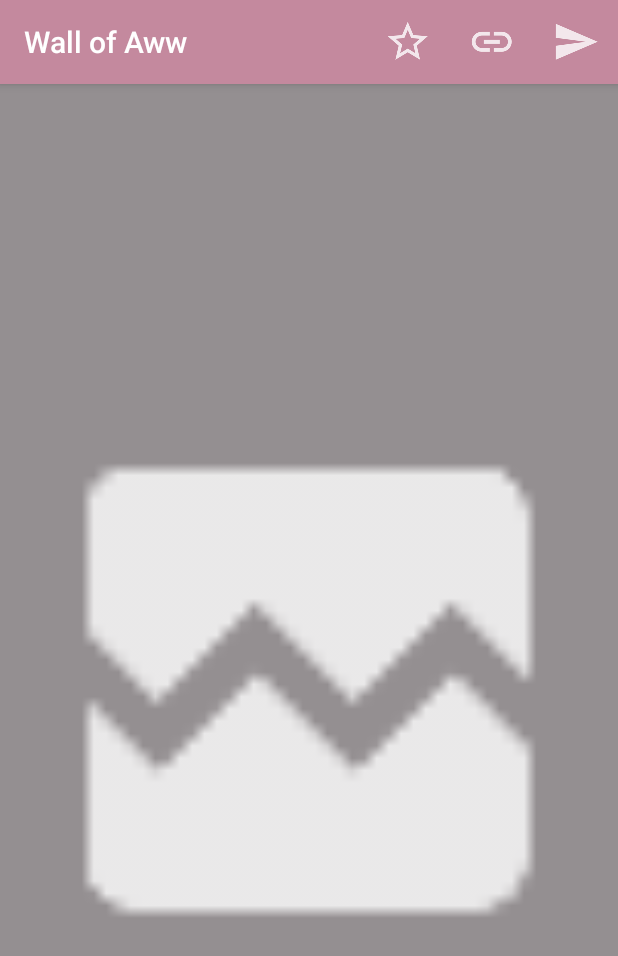
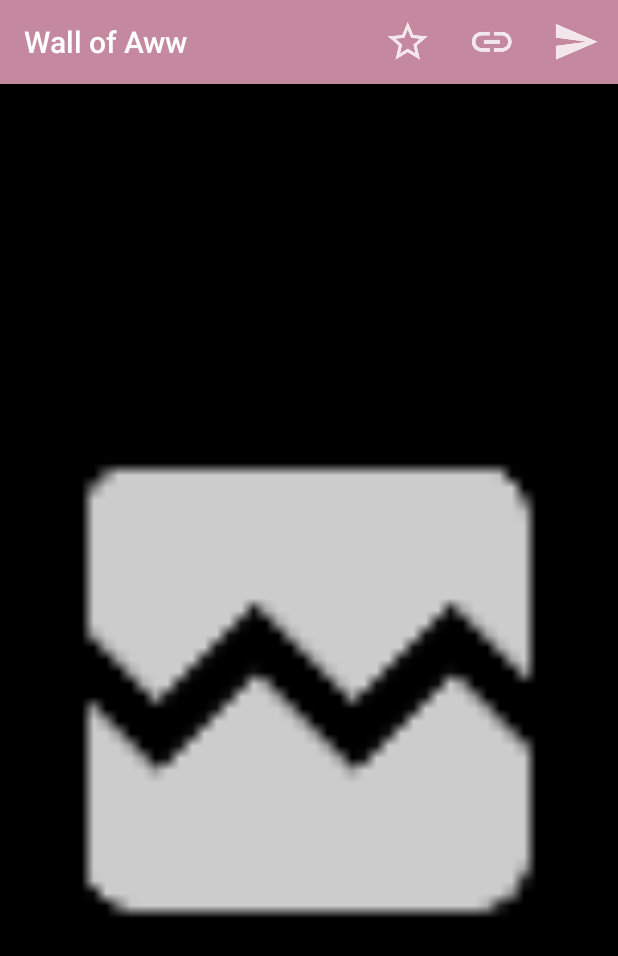
Before and after one commit to EddieF87/WallOfAww, an Android app: the ImgActivity screen opened directly, with no data from a screen before it, on a phone screen of 412 x 824 dp. Shown: the top 956 px of the screen. Run offline under Robolectric (Android 15) with nearby library versions, the phone set to English and light mode, and no system bars; our stand-ins replace Picasso, Room's generated code; pictures from the network do not load; 5 statements that could not run were skipped.

Commit message:
Fix switch bug and change background color
Fix bug when clicking favorites menu icon to properly switch from
favorites back to all pics.
Change background color from gray to black.

```diff
--- a/app/src/main/java/com/eddief/android/wallofaww/model/ImageDao.java
+++ b/app/src/main/java/com/eddief/android/wallofaww/model/ImageDao.java
@@ -24,6 +24,4 @@ public interface ImageDao {
 
     @Query("SELECT * FROM aww_table WHERE primaryUrl LIKE :url")
     List<AwwImage> checkIfExists(String url);
-
-
 }
--- a/app/src/main/java/com/eddief/android/wallofaww/viewmodel/MyViewModel.java
+++ b/app/src/main/java/com/eddief/android/wallofaww/viewmodel/MyViewModel.java
@@ -55,7 +55,7 @@ public class MyViewModel extends AndroidViewModel {
         if(mIsFavorites){
             mRepo.getFavorites();
         } else {
-            mRepo.addLiveData(path);
+            mRepo.getFreshData(path);
         }
     }
 }
--- a/app/src/main/res/layout/item_img.xml
+++ b/app/src/main/res/layout/item_img.xml
@@ -21,10 +21,11 @@
         android:text="@string/gif"
         android:textColor="@color/colorPrimaryDark"
         android:background="#88ffffff"
-        android:padding="4dp"
+        android:padding="2dp"
         android:layout_alignParentEnd="true"
         android:layout_alignParentBottom="true"
         android:visibility="gone"
+        android:gravity="center"
         />
 
 </RelativeLayout>
--- a/app/src/main/res/values/colors.xml
+++ b/app/src/main/res/values/colors.xml
@@ -2,5 +2,6 @@
 <resources>
     <color name="colorPrimary">#c4899e</color>
     <color name="colorPrimaryDark">#bc4d74</color>
-    <color name="colorAccent">#948f91</color>
+    <color name="colorAccent">#FF0000</color>
+    <color name="colorBackground">#000000</color>
 </resources>
--- a/app/src/main/res/values/styles.xml
+++ b/app/src/main/res/values/styles.xml
@@ -5,8 +5,8 @@
         <!-- Customize your theme here. -->
         <item name="colorPrimary">@color/colorPrimary</item>
         <item name="colorPrimaryDark">@color/colorPrimaryDark</item>
-        <item name="colorAccent">@color/colorAccent</item>
-        <item name="android:windowBackground">@color/colorAccent</item>
+        <item name="colorAccent">@color/colorPrimary</item>
+        <item name="android:windowBackground">@color/colorBackground</item>
     </style>
 
 
```
Also changed, not shown: app/src/main/java/com/eddief/android/wallofaww/view/ImgActivity.java (+18 -7 lines), app/src/main/java/com/eddief/android/wallofaww/viewmodel/ImageViewModel.java (deleted, +0 -22 lines).
